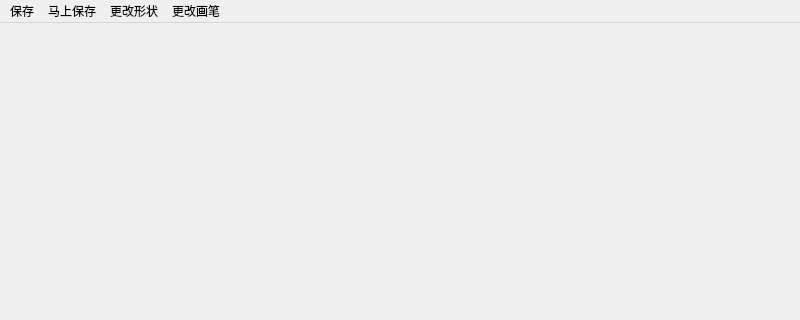
First picture: the form in JLU_Image_TransAnd_Label/curpicforlabeling_mainwindow.ui, repository Charliechen114514/Jilin_University_ImageLabel_SoftWare, before the edit; both pictures show x 0 to 800 and y 0 to 320 of the 800 by 600 pixel window.
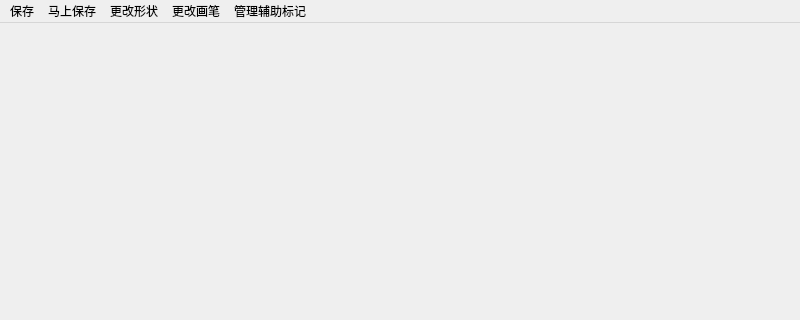
Second picture: the form after the edit.

```diff
--- a/JLU_Image_TransAnd_Label/curpicforlabeling_mainwindow.ui
+++ b/JLU_Image_TransAnd_Label/curpicforlabeling_mainwindow.ui
@@ -54,10 +54,20 @@
     <addaction name="actionchangeColor"/>
     <addaction name="actionchangeWidth"/>
    </widget>
+   <widget class="QMenu" name="menu_4">
+    <property name="title">
+     <string>管理辅助标记</string>
+    </property>
+    <addaction name="actionopenTheLabelHelper"/>
+    <addaction name="actioncloseTheLabelHelper"/>
+    <addaction name="actionchangeHelperPenColor"/>
+    <addaction name="actionchangeHelperPenWidth"/>
+   </widget>
    <addaction name="menu"/>
    <addaction name="saveImediately"/>
    <addaction name="menu_2"/>
    <addaction name="menu_3"/>
+   <addaction name="menu_4"/>
   </widget>
   <widget class="QStatusBar" name="statusbar"/>
   <action name="actionendLabeling">
```
Left out of the diff: 20 changed lines with no effect on the pictures.
